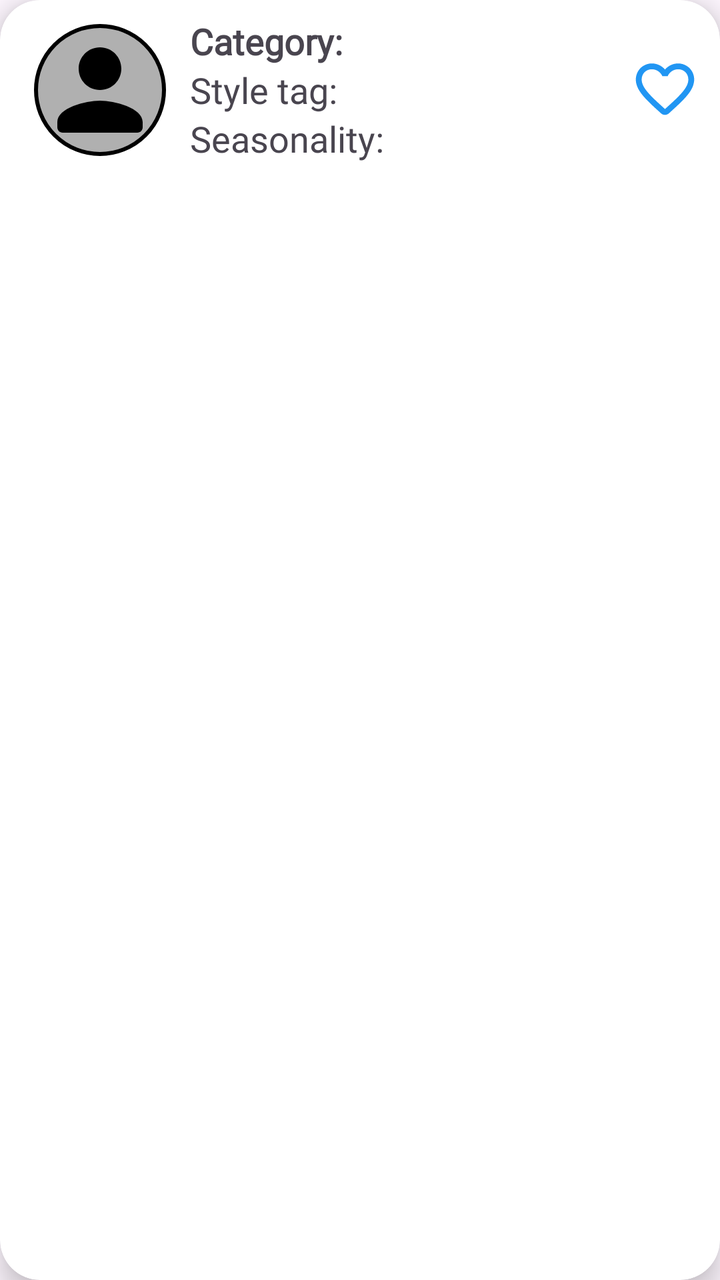
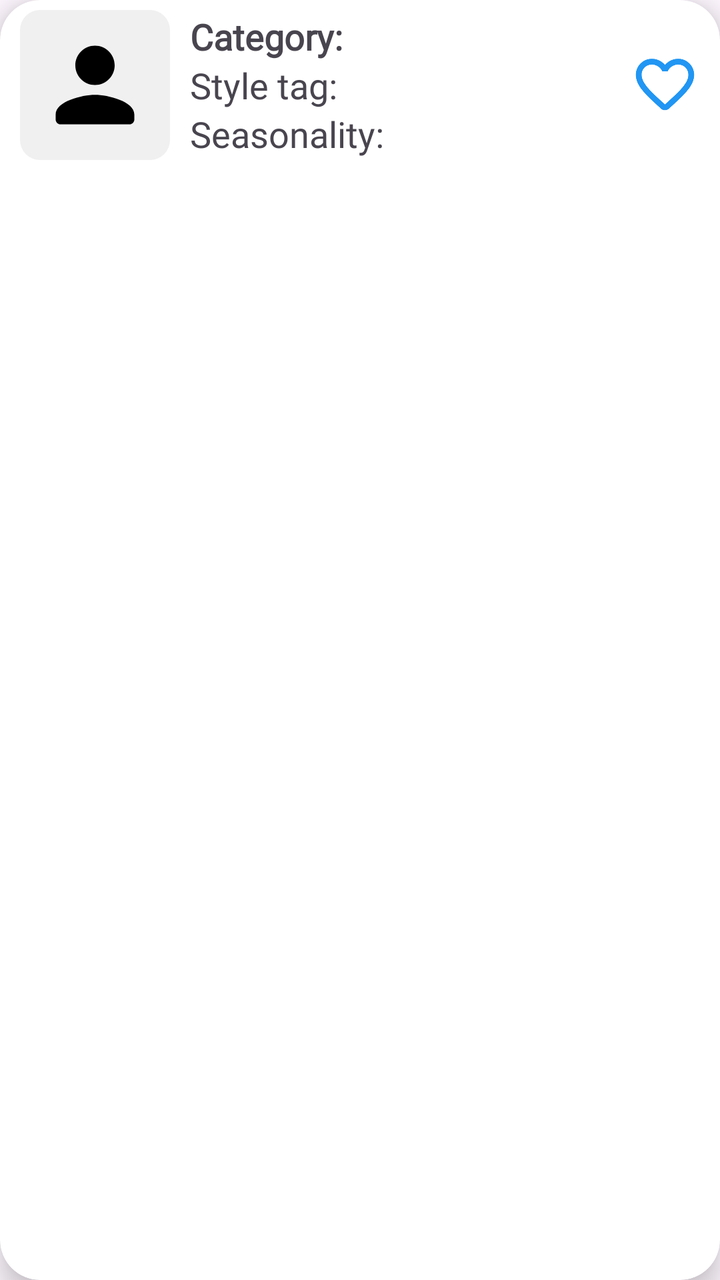

Before-and-after screenshots of an Android layout around one commit, followed by the original layout XML and the change that was made.
<!-- AndroidManifest.xml: application theme Theme.StyleWIZ_vol2 -->
<!-- res/layout/recycler_item.xml -->
<?xml version="1.0" encoding="utf-8"?>
<androidx.cardview.widget.CardView
    android:layout_width="match_parent"
    android:layout_height="wrap_content"
    xmlns:app="http://schemas.android.com/apk/res-auto"
    android:id="@+id/recCard"
    xmlns:android="http://schemas.android.com/apk/res/android"
    android:layout_margin="12dp"
    android:layout_marginHorizontal="10dp"
    android:layout_marginVertical="10dp"
    app:cardCornerRadius="20dp"
    app:cardElevation="8dp">

    <LinearLayout
        android:orientation="horizontal"
        android:layout_width="match_parent"
        android:layout_height="wrap_content">


        <com.google.android.material.imageview.ShapeableImageView
            android:layout_width="80dp"
            android:layout_height="80dp"
            android:id="@+id/recImage"
            android:layout_marginStart="10dp"
            android:layout_marginTop="5dp"
            android:layout_marginBottom="5dp"
            android:padding="8dp"
            android:scaleType="centerCrop"
            android:background="@color/gray"
            android:src="@drawable/round_person_24"
            app:cardCornerRadius="40dp"
            app:strokeColor="@color/black"
            app:strokeWidth="2dp"
            app:shapeAppearanceOverlay="@style/roundedImageViewRounded"/>

        <LinearLayout
            android:layout_gravity="center"
            android:orientation="vertical"
            android:layout_marginStart="5dp"
            android:layout_weight="1"
            android:layout_width="0dp"
            android:layout_height="wrap_content">

            <TextView
                android:textSize="18sp"
                android:id="@+id/recCategory"
                android:layout_width="wrap_content"
                android:layout_height="wrap_content"
                android:fontFamily="@font/roboto"
                android:text="Category:"
                android:textStyle="bold"/>

            <TextView
                android:textSize="18sp"
                android:id="@+id/recStyleTag"
                android:layout_width="wrap_content"
                android:layout_height="wrap_content"
                android:fontFamily="@font/roboto"
                android:text="Style tag:"
                android:textStyle="normal"/>

            <TextView
                android:textSize="18sp"
                android:id="@+id/recSeasonality"
                android:layout_width="wrap_content"
                android:layout_height="wrap_content"
                android:fontFamily="@font/roboto"
                android:text="Seasonality:"
                android:textStyle="normal"/>

        </LinearLayout>

        <ImageView
            android:layout_width="35dp"
            android:layout_height="35dp"
            android:id="@+id/likeButton"
            android:layout_gravity="center"
            android:layout_margin="10dp"
            android:src="@drawable/round_favorite_border_24"
            app:tint="@color/blue"/>




    </LinearLayout>

</androidx.cardview.widget.CardView>
<!-- resources referenced by this layout -->
<resources>
  <color name="black">#FF000000</color>
  <color name="blue">#2196F3</color>
  <color name="gray">#B0B0B0</color>
  <!-- drawable round_favorite_border_24 (drawable) -->
  <vector android:height="24dp" android:tint="#000000"
      android:viewportHeight="24" android:viewportWidth="24"
      android:width="24dp" xmlns:android="http://schemas.android.com/apk/res/android">
      <path android:fillColor="@android:color/white" android:pathData="M19.66,3.99c-2.64,-1.8 -5.9,-0.96 -7.66,1.1 -1.76,-2.06 -5.02,-2.91 -7.66,-1.1 -1.4,0.96 -2.28,2.58 -2.34,4.29 -0.14,3.88 3.3,6.99 8.55,11.76l0.1,0.09c0.76,0.69 1.93,0.69 2.69,-0.01l0.11,-0.1c5.25,-4.76 8.68,-7.87 8.55,-11.75 -0.06,-1.7 -0.94,-3.32 -2.34,-4.28zM12.1,18.55l-0.1,0.1 -0.1,-0.1C7.14,14.24 4,11.39 4,8.5 4,6.5 5.5,5 7.5,5c1.54,0 3.04,0.99 3.57,2.36h1.87C13.46,5.99 14.96,5 16.5,5c2,0 3.5,1.5 3.5,3.5 0,2.89 -3.14,5.74 -7.9,10.05z"/>
  </vector>
  <!-- drawable round_person_24 (drawable) -->
  <vector android:height="24dp" android:tint="#000000"
      android:viewportHeight="24" android:viewportWidth="24"
      android:width="24dp" xmlns:android="http://schemas.android.com/apk/res/android">
      <path android:fillColor="@android:color/white" android:pathData="M12,12c2.21,0 4,-1.79 4,-4s-1.79,-4 -4,-4 -4,1.79 -4,4 1.79,4 4,4zM12,14c-2.67,0 -8,1.34 -8,4v1c0,0.55 0.45,1 1,1h14c0.55,0 1,-0.45 1,-1v-1c0,-2.66 -5.33,-4 -8,-4z"/>
  </vector>
  <style name="roundedImageViewRounded">
          <item name="cornerFamily">rounded</item>
          <item name="cornerSize">50%</item>
      </style>
  <style name="Theme.StyleWIZ_vol2" parent="Base.Theme.StyleWIZ_vol2" />
  <style name="Base.Theme.StyleWIZ_vol2" parent="Theme.Material3.DayNight.NoActionBar">
          
          
      </style>
</resources>

<!-- the commit's change to res/layout/recycler_item.xml (unified diff, before → after) -->
@@ -17,26 +17,22 @@
         android:layout_height="wrap_content">
 
 
-        <com.google.android.material.imageview.ShapeableImageView
-            android:layout_width="80dp"
-            android:layout_height="80dp"
+        <ImageView
+            android:layout_width="75dp"
+            android:layout_height="75dp"
             android:id="@+id/recImage"
             android:layout_marginStart="10dp"
             android:layout_marginTop="5dp"
             android:layout_marginBottom="5dp"
             android:padding="8dp"
             android:scaleType="centerCrop"
-            android:background="@color/gray"
-            android:src="@drawable/round_person_24"
-            app:cardCornerRadius="40dp"
-            app:strokeColor="@color/black"
-            app:strokeWidth="2dp"
-            app:shapeAppearanceOverlay="@style/roundedImageViewRounded"/>
+            android:background="@drawable/rounded_corners"
+            android:src="@drawable/round_person_24"/>
 
         <LinearLayout
             android:layout_gravity="center"
             android:orientation="vertical"
-            android:layout_marginStart="5dp"
+            android:layout_marginStart="10dp"
             android:layout_weight="1"
             android:layout_width="0dp"
             android:layout_height="wrap_content">
<!-- resource entries referenced after the edit -->
@@ -1,8 +1,6 @@
 <!-- resources referenced by this layout -->
 <resources>
-  <color name="black">#FF000000</color>
   <color name="blue">#2196F3</color>
-  <color name="gray">#B0B0B0</color>
   <!-- drawable round_favorite_border_24 (drawable) -->
   <vector android:height="24dp" android:tint="#000000"
       android:viewportHeight="24" android:viewportWidth="24"
@@ -15,10 +13,18 @@
       android:width="24dp" xmlns:android="http://schemas.android.com/apk/res/android">
       <path android:fillColor="@android:color/white" android:pathData="M12,12c2.21,0 4,-1.79 4,-4s-1.79,-4 -4,-4 -4,1.79 -4,4 1.79,4 4,4zM12,14c-2.67,0 -8,1.34 -8,4v1c0,0.55 0.45,1 1,1h14c0.55,0 1,-0.45 1,-1v-1c0,-2.66 -5.33,-4 -8,-4z"/>
   </vector>
-  <style name="roundedImageViewRounded">
-          <item name="cornerFamily">rounded</item>
-          <item name="cornerSize">50%</item>
-      </style>
+  <!-- drawable rounded_corners (drawable) -->
+  <?xml version="1.0" encoding="utf-8"?>
+  <shape xmlns:android="http://schemas.android.com/apk/res/android">
+      <solid android:color="#F0F0F0" />
+      <corners android:radius="10dp" />
+      <padding
+          android:left="8dp"
+          android:top="8dp"
+          android:right="8dp"
+          android:bottom="8dp" />
+  
+  </shape>
   <style name="Theme.StyleWIZ_vol2" parent="Base.Theme.StyleWIZ_vol2" />
   <style name="Base.Theme.StyleWIZ_vol2" parent="Theme.Material3.DayNight.NoActionBar">
           
